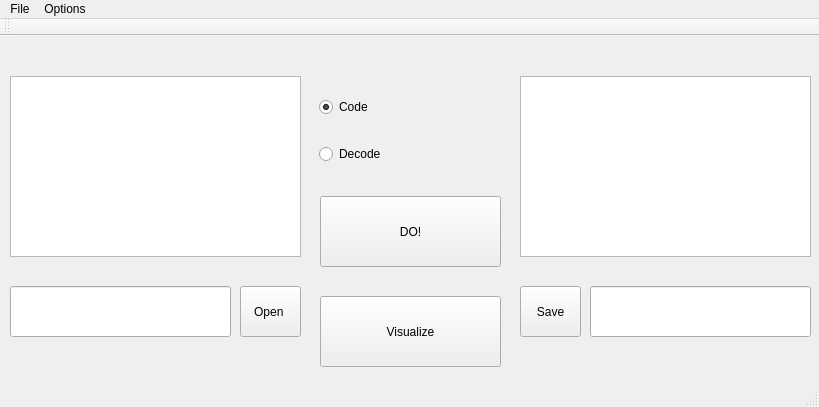
Pamr0ck/kursach3sem, file kursach/mainwindow.ui: the form before one commit.
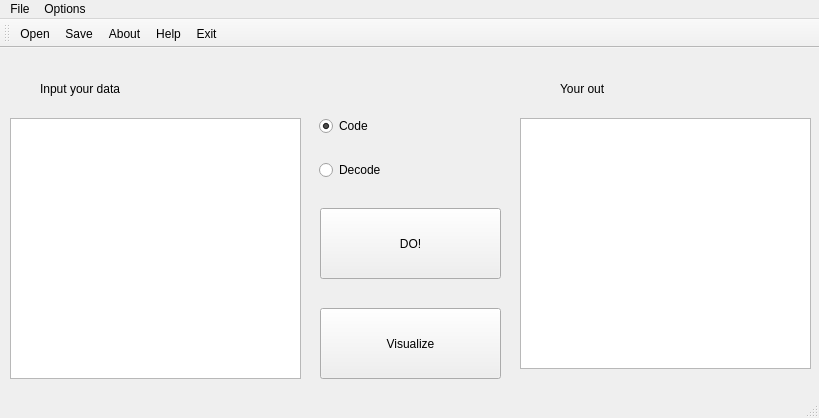
The form after the commit. Icons and pictures are not drawn.

```diff
--- a/kursach/mainwindow.ui
+++ b/kursach/mainwindow.ui
@@ -7,7 +7,7 @@
     <x>0</x>
     <y>0</y>
     <width>819</width>
-    <height>407</height>
+    <height>418</height>
    </rect>
   </property>
   <property name="windowTitle">
@@ -18,9 +18,9 @@
     <property name="geometry">
      <rect>
       <x>520</x>
-      <y>40</y>
+      <y>70</y>
       <width>291</width>
-      <height>181</height>
+      <height>251</height>
      </rect>
     </property>
     <property name="readOnly">
@@ -44,9 +44,9 @@
     <property name="geometry">
      <rect>
       <x>319</x>
-      <y>40</y>
+      <y>50</y>
       <width>181</width>
-      <height>111</height>
+      <height>101</height>
      </rect>
     </property>
     <layout class="QVBoxLayout" name="verticalLayout">
@@ -85,9 +85,9 @@
     <property name="geometry">
      <rect>
       <x>10</x>
-      <y>40</y>
+      <y>70</y>
       <width>291</width>
-      <height>181</height>
+      <height>261</height>
      </rect>
     </property>
    </widget>
@@ -104,50 +104,30 @@
      <string>Visualize</string>
     </property>
    </widget>
-   <widget class="QLineEdit" name="lineEdit">
+   <widget class="QLabel" name="label">
     <property name="geometry">
      <rect>
-      <x>10</x>
-      <y>250</y>
-      <width>221</width>
-      <height>51</height>
+      <x>40</x>
+      <y>30</y>
+      <width>201</width>
+      <height>21</height>
      </rect>
     </property>
-   </widget>
-   <widget class="QLineEdit" name="lineEdit_2">
-    <property name="geometry">
-     <rect>
-      <x>590</x>
-      <y>250</y>
-      <width>221</width>
-      <height>51</height>
-     </rect>
-    </property>
-   </widget>
-   <widget class="QPushButton" name="Open_file">
-    <property name="geometry">
-     <rect>
-      <x>240</x>
-      <y>250</y>
-      <width>61</width>
-      <height>51</height>
-     </rect>
-    </property>
     <property name="text">
-     <string>Open </string>
+     <string>Input your data</string>
     </property>
    </widget>
-   <widget class="QPushButton" name="Save_file">
+   <widget class="QLabel" name="label_2">
     <property name="geometry">
      <rect>
-      <x>520</x>
-      <y>250</y>
-      <width>61</width>
-      <height>51</height>
+      <x>560</x>
+      <y>30</y>
+      <width>201</width>
+      <height>21</height>
      </rect>
     </property>
     <property name="text">
-     <string>Save</string>
+     <string>Your out</string>
     </property>
    </widget>
   </widget>
@@ -188,6 +168,11 @@
    <attribute name="toolBarBreak">
     <bool>false</bool>
    </attribute>
+   <addaction name="actionOpen"/>
+   <addaction name="actionSave"/>
+   <addaction name="actionAbout"/>
+   <addaction name="actionHelp"/>
+   <addaction name="actionExit"/>
   </widget>
   <action name="actionOpen">
    <property name="text">
@@ -208,6 +193,21 @@
    <property name="text">
     <string>About</string>
    </property>
+   <property name="shortcut">
+    <string>Ctrl+A</string>
+   </property>
+  </action>
+  <action name="actionHelp">
+   <property name="icon">
+    <iconset resource="resourses.qrc">
+     <normaloff>:/img/img/help.png</normaloff>:/img/img/help.png</iconset>
+   </property>
+   <property name="text">
+    <string>Help</string>
+   </property>
+   <property name="shortcut">
+    <string>Ctrl+H</string>
+   </property>
   </action>
  </widget>
  <resources/>
```
Left out of the diff: 30 changed lines with no effect on the pictures.
